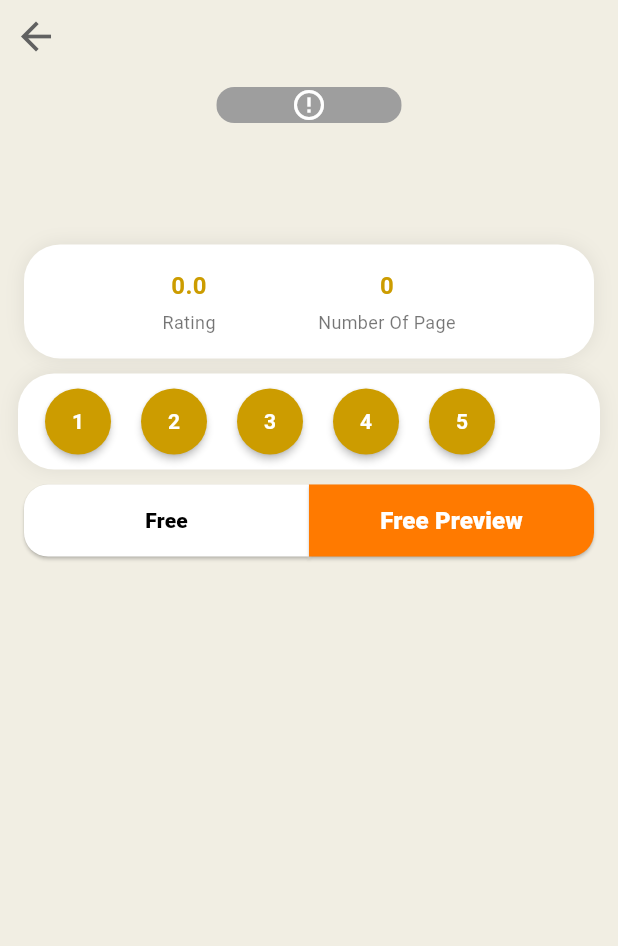
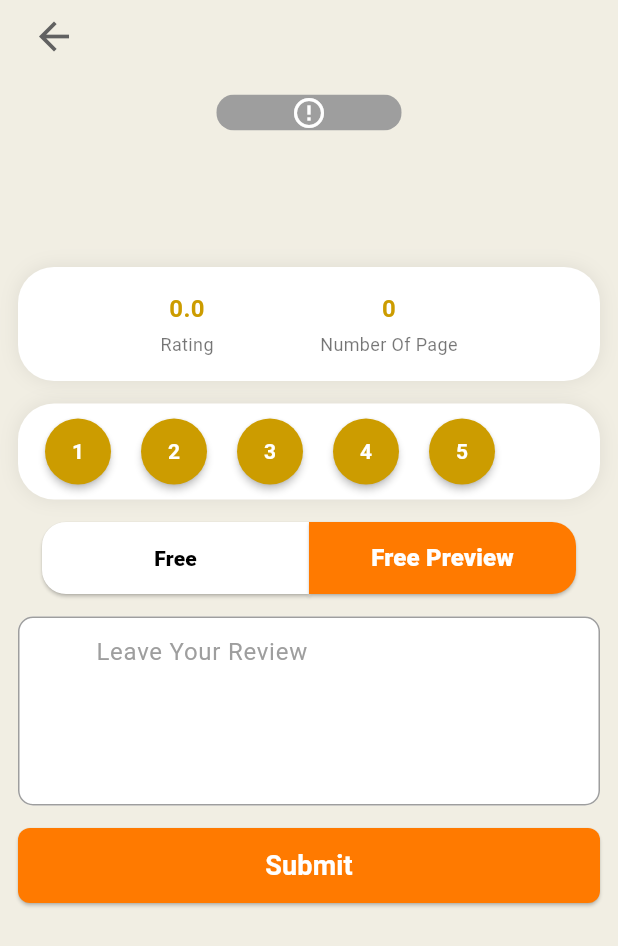
Before and after one commit to Kubbany/Bookie-App, a Flutter app: the BookDetailsView screen opened directly with empty values, on a phone screen of 412 x 824 dp. Shown: the top 946 px of the screen. Run offline on Flutter 3.47's test engine with Material 3 defaults, Android fonts, the phone set to English and light mode, and no system bars; drawn by our look-alikes of cached_network_image; our stand-ins replace connectivity_plus, dartz, dio, firebase_auth, firebase_core, flutter_bloc and 8 more; accounts and stored records are empty; network calls fail.

Commit message:
review field and submit button added

```diff
--- a/lib/Features/home/presentation/views/widgets/book_details.dart
+++ b/lib/Features/home/presentation/views/widgets/book_details.dart
@@ -9,11 +9,7 @@ class BookDetails extends StatelessWidget {
   final String title, author;
   @override
   Widget build(BuildContext context) {
-    return Padding(
-      padding: const EdgeInsets.symmetric(
-        horizontal: 16,
-      ),
-      child: Column(
+    return Column(
       spacing: 6,
       mainAxisAlignment: MainAxisAlignment.center,
       children: [
@@ -37,7 +33,6 @@ class BookDetails extends StatelessWidget {
           ),
         ),
       ],
-      ),
     );
   }
 }
--- a/lib/Features/home/presentation/views/widgets/book_details_view_body.dart
+++ b/lib/Features/home/presentation/views/widgets/book_details_view_body.dart
@@ -4,6 +4,9 @@ import 'package:booki/Features/home/presentation/views/widgets/book_card_image.d
 import 'package:booki/Features/home/presentation/views/widgets/book_details.dart';
 import 'package:booki/Features/home/presentation/views/widgets/rating_actions.dart';
 import 'package:booki/Features/home/presentation/views/widgets/rating_and_page_info.dart';
+import 'package:booki/core/utils/app_validators.dart';
+import 'package:booki/core/utils/widgets/custom_button.dart';
+import 'package:booki/core/utils/widgets/custom_text_form_field.dart';
 import 'package:flutter/material.dart';
 import 'package:go_router/go_router.dart';
 
@@ -12,8 +15,14 @@ class BookDetailsViewBody extends StatelessWidget {
   final BookEntity book;
   @override
   Widget build(BuildContext context) {
-    return Column(
-      spacing: 10,
+    return Padding(
+      padding: const EdgeInsets.symmetric(horizontal: 12),
+      child: CustomScrollView(
+        physics: const BouncingScrollPhysics(),
+        slivers: [
+          SliverToBoxAdapter(
+            child: Column(
+              spacing: 15,
               children: <Widget>[
                 Align(
                   alignment: Alignment.topLeft,
@@ -52,7 +61,28 @@ class BookDetailsViewBody extends StatelessWidget {
                     pdf: book.pdf,
                   ),
                 ),
+                CustomTextFormField(
+                  hintText: "Leave Your Review",
+                  verticalContentPadding: 90,
+                  fillColor: Colors.white,
+                  borderColor: Colors.grey,
+                  borderRadius: 10,
+                  textEditingController: TextEditingController(),
+                  validator: AppValidators.requiredField,
+                ),
+                CustomButton(
+                  title: "Submit",
+                  titleSize: 18,
+                  onPressed: () {},
+                  borderRadius: 8,
+                  backgroundColor: const Color(0xFFFF7A00),
+                  buttonHeight: 50,
+                ),
               ],
+            ),
+          ),
+        ],
+      ),
     );
   }
 }
--- a/lib/Features/home/presentation/views/widgets/rating_actions.dart
+++ b/lib/Features/home/presentation/views/widgets/rating_actions.dart
@@ -9,9 +9,6 @@ class RatingActions extends StatelessWidget {
   Widget build(BuildContext context) {
     return Container(
       padding: const EdgeInsets.all(8),
-      margin: const EdgeInsets.symmetric(
-        horizontal: 12,
-      ),
       decoration: BoxDecoration(
         color: Colors.white,
         borderRadius: BorderRadius.circular(24),
@@ -24,12 +21,14 @@ class RatingActions extends StatelessWidget {
       ),
       child: Row(
         spacing: 0,
-        children: List.generate(5, (index) {
+        children: List.generate(
+          5,
+          (index) {
             final rating = index + 1;
             return ElevatedButton(
               style: ElevatedButton.styleFrom(
                 shape: const CircleBorder(),
-              backgroundColor: const Color(0xFFCC9C00), // Golden color
+                backgroundColor: const Color(0xFFCC9C00),
                 foregroundColor: Colors.white,
                 padding: const EdgeInsets.all(12),
                 elevation: 2,
@@ -40,7 +39,8 @@ class RatingActions extends StatelessWidget {
                 style: const TextStyle(fontWeight: FontWeight.bold),
               ),
             );
-        }),
+          },
+        ),
       ),
     );
   }
--- a/lib/Features/home/presentation/views/widgets/rating_and_page_info.dart
+++ b/lib/Features/home/presentation/views/widgets/rating_and_page_info.dart
@@ -15,9 +15,6 @@ class RatingAndPageInfo extends StatelessWidget {
   Widget build(BuildContext context) {
     return Container(
       padding: const EdgeInsets.symmetric(vertical: 16, horizontal: 24),
-      margin: const EdgeInsets.symmetric(
-        horizontal: 16,
-      ),
       decoration: BoxDecoration(
         color: Colors.white,
         borderRadius: BorderRadius.circular(24),
--- a/lib/core/utils/widgets/custom_text_form_field.dart
+++ b/lib/core/utils/widgets/custom_text_form_field.dart
@@ -4,7 +4,7 @@ class CustomTextFormField extends StatefulWidget {
   const CustomTextFormField({
     super.key,
     required this.hintText,
-    required this.prefixIcon,
+    this.prefixIcon,
     this.keyboardType,
     this.textEditingController,
     this.validator,
@@ -14,7 +14,7 @@ class CustomTextFormField extends StatefulWidget {
     this.borderRadius,
   });
   final String hintText;
-  final IconData prefixIcon;
+  final IconData? prefixIcon;
   final Color? fillColor, borderColor;
   final double? verticalContentPadding, borderRadius;
   final TextEditingController? textEditingController;
```
Lines whose indentation alone changed are shown as unchanged.
